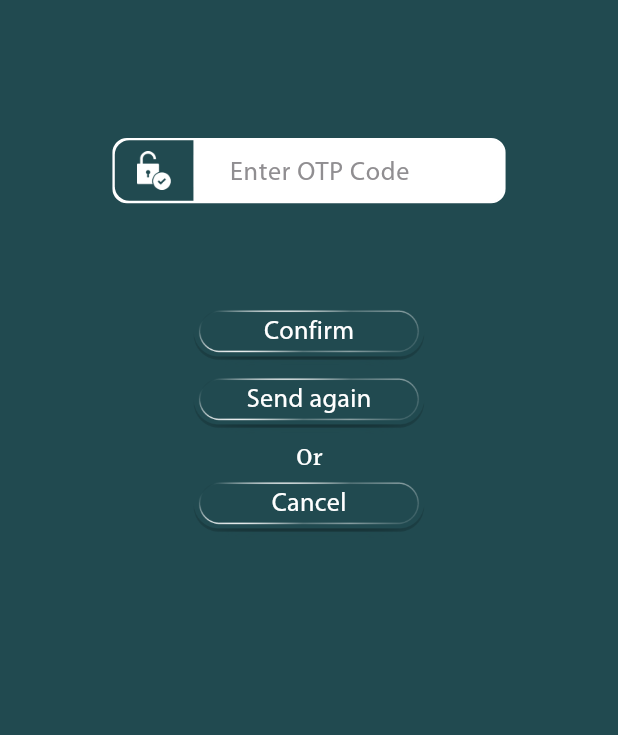
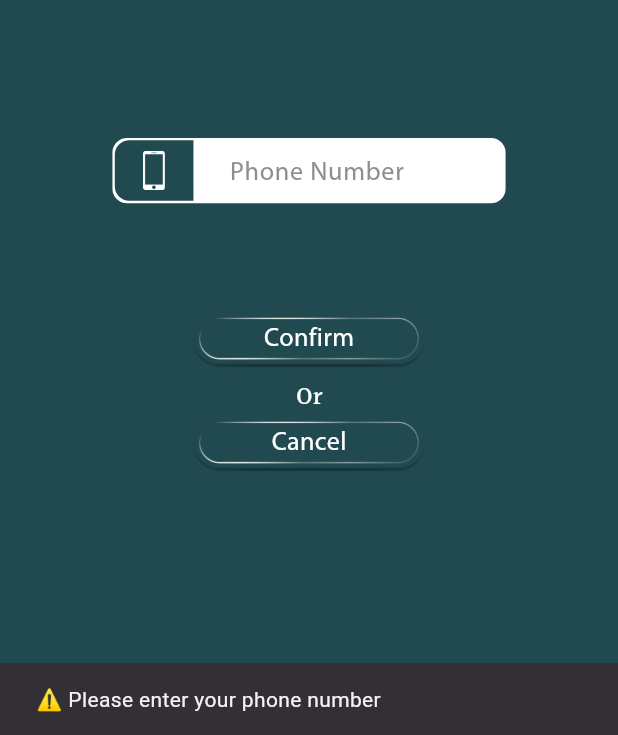
Before and after one commit to MinaMagdy06/Flexana, a Flutter app: the ForgetPassScreen screen opened by its route, after a tap on "Confirm", on a phone screen of 412 x 824 dp, the part 501-1236 px from its top. Run offline on Flutter 3.47's test engine with Material 3 defaults, Android fonts, the phone set to English and light mode, and no system bars; our stand-ins replace cloud_firestore, firebase_auth, firebase_core, flutter_screenutil; accounts and stored records are empty.

Commit message:
finsh forget passord services

```diff
--- a/lib/features/auth/presentation/screens/forget_pass_screen.dart
+++ b/lib/features/auth/presentation/screens/forget_pass_screen.dart
@@ -3,6 +3,7 @@ import 'package:flexana/core/theme/Textstyle.dart';
 import 'package:flexana/core/utils/assets_data.dart';
 import 'package:flexana/core/widgets/custom_button.dart';
 import 'package:flexana/core/widgets/custom_slide_inemation.dart';
+import 'package:flexana/features/auth/auth_service.dart';
 import 'package:flexana/features/auth/presentation/screens/otp2_screen.dart';
 import 'package:flexana/features/auth/presentation/widgets/Custom_textfield.dart';
 import 'package:flutter/material.dart';
@@ -11,11 +12,53 @@ import 'package:flutter_screenutil/flutter_screenutil.dart';
 class ForgetPassScreen extends StatefulWidget {
   const ForgetPassScreen({super.key});
   static String id = "otp_login_screen";
+
   @override
   State<ForgetPassScreen> createState() => _ForgetPassScreen();
 }
 
 class _ForgetPassScreen extends State<ForgetPassScreen> {
+  final TextEditingController _phoneController = TextEditingController();
+  final AuthService _authService = AuthService();
+  bool _loading = false;
+
+  void _sendOtp() async {
+    final phone = _phoneController.text.trim();
+
+    if (phone.isEmpty) {
+      ScaffoldMessenger.of(context).showSnackBar(
+        const SnackBar(content: Text("⚠️ Please enter your phone number")),
+      );
+      return;
+    }
+
+    setState(() => _loading = true);
+
+    final result = await _authService.sendOtp(
+      phoneNumber: "+20$phone", // ✅ لازم تضيف كود الدولة
+      codeSent: (verificationId) {
+        setState(() => _loading = false);
+        Navigator.push(
+          context,
+          SlideRightRoute(
+            page: Otp2Screen(
+              verificationId: verificationId,
+              phone: "+20$phone",
+            ),
+          ),
+        );
+      },
+    );
+
+    setState(() => _loading = false);
+
+    if (result != null) {
+      ScaffoldMessenger.of(
+        context,
+      ).showSnackBar(SnackBar(content: Text(result)));
+    }
+  }
+
   @override
   Widget build(BuildContext context) {
     final screenWidth = MediaQuery.of(context).size.width;
@@ -26,24 +69,25 @@ class _ForgetPassScreen extends State<ForgetPassScreen> {
         padding: EdgeInsets.symmetric(horizontal: screenWidth * 0.035),
         child: ListView(
           children: [
-            SizedBox(height: 175..h),
+            SizedBox(height: 175.h),
             AssetsData.logo(context),
             SizedBox(height: 95.h),
+
             Column(
               children: [
                 CustomTextFormField(
+                  controller: _phoneController,
                   hintText: 'Phone Number',
                   icon: 'assets/Icons/Phonee_icon.png',
+                  keyboardType: TextInputType.phone,
                 ),
               ],
             ),
 
             SizedBox(height: 75.h),
             CustomImageButton(
-              title: 'Confirm',
-              onTap: () {
-                Navigator.push(context, SlideRightRoute(page: Otp2Screen()));
-              },
+              title: _loading ? "Sending..." : 'Confirm',
+              onTap: _loading ? null : _sendOtp,
             ),
 
             Center(child: Text('Or', style: normalTextStyle())),
```
Also changed, not shown: lib/features/auth/auth_service.dart (+54 -1 lines), lib/features/auth/presentation/screens/change_pass_screen.dart (+66 -11 lines), lib/features/auth/presentation/screens/otp2_screen.dart (+82 -11 lines).
